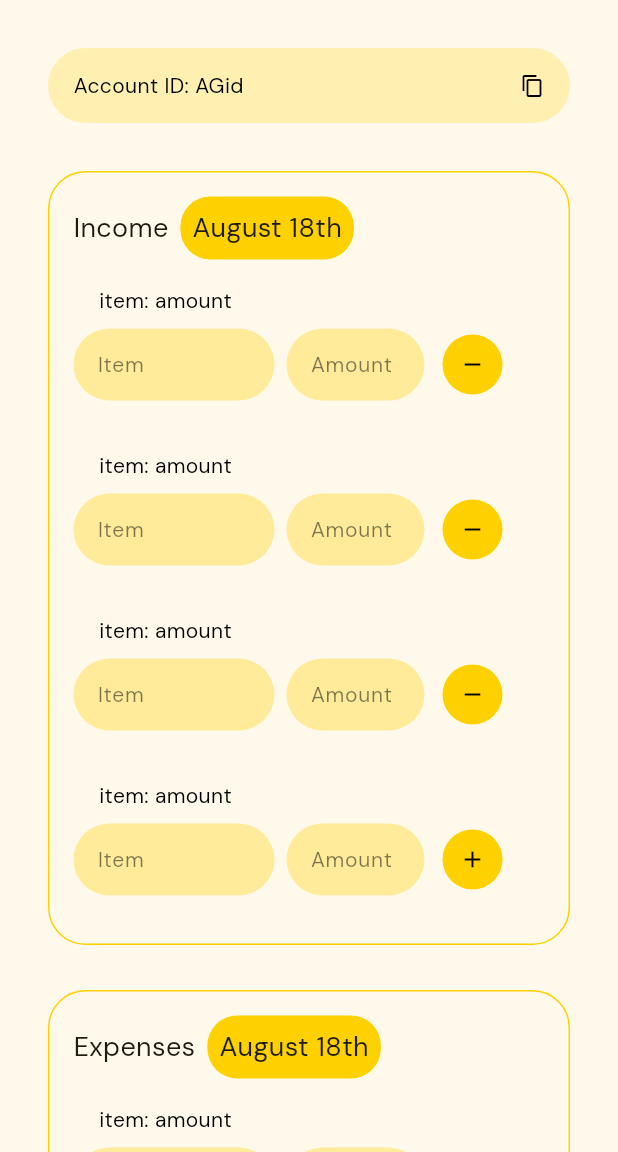
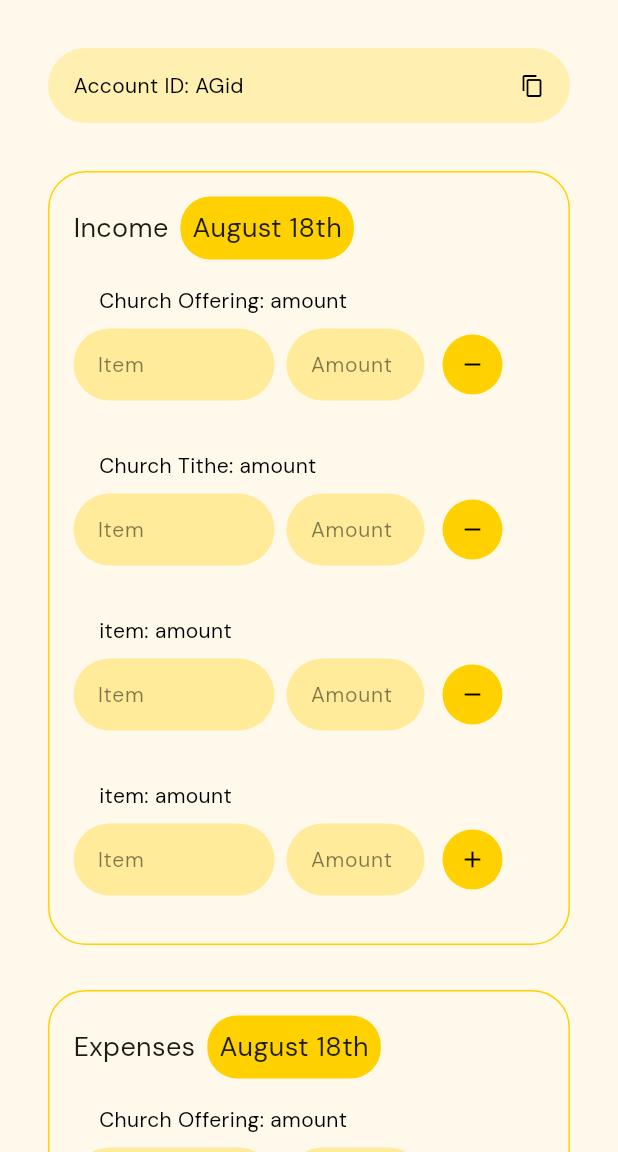
Before and after one commit to semadr/churchly, a Flutter app: the screen it shows after launch, on a phone screen of 412 x 824 dp, the part 84-1236 px from its top. Run offline on Flutter 3.47's test engine with Material 3 defaults, Android fonts, the phone set to English and light mode, and no system bars; our stand-ins replace equatable, flutter_bloc.

Commit message:
"update providers"

```diff
--- a/lib/src/churchly/presentation/bloc/d_manage_item.dart
+++ b/lib/src/churchly/presentation/bloc/d_manage_item.dart
@@ -4,8 +4,8 @@ import 'package:flutter_bloc/flutter_bloc.dart';
 class ChurchFinanceItem extends Cubit<List<Map<String, String>>> {
   ChurchFinanceItem()
       : super([
-          {'item': 'item', 'amount': 'amount'},
-          {'item': 'item', 'amount': 'amount'},
+          {'item': 'Church Offering', 'amount': 'amount'},
+          {'item': 'Church Tithe', 'amount': 'amount'},
           {'item': 'item', 'amount': 'amount'},
           {'item': 'item', 'amount': 'amount'},
         ]);
--- a/lib/src/churchly/presentation/providers/p_manage_item.dart
+++ b/lib/src/churchly/presentation/providers/p_manage_item.dart
@@ -6,7 +6,7 @@ class ChurchFinanceItemProvider extends ChangeNotifier {
   // Map<String, String> financeData;
 
   final List<Map<String, String>> _incomeFinanceView = [
-    {'item': 'item', 'amount': 'amount'},
+    {'item': 'Offering', 'amount': 'amount'},
     {'item': 'item', 'amount': 'amount'},
     {'item': 'item', 'amount': 'amount'},
     {'item': 'item', 'amount': 'amount'},
--- a/lib/src/churchly/presentation/widgets/d_account_row.dart
+++ b/lib/src/churchly/presentation/widgets/d_account_row.dart
@@ -47,6 +47,7 @@ class DAccountRow extends StatelessWidget {
               rPad: 0.0,
               fKey: 'pageItem',
               index: index,
+              dCart: category,
             ),
             DFinanceFormField(
               labelHint: 'Amount',
@@ -56,11 +57,13 @@ class DAccountRow extends StatelessWidget {
               rPad: 0.0,
               fKey: 'pageAmount',
               index: index,
+              dCart: category,
             ),
             DAddIconButton(
               dIcon: dIcon,
               isKey: 'save',
               index: index,
+              dCart: category,
             ),
           ],
         ),
--- a/lib/src/churchly/presentation/widgets/d_finance_field.dart
+++ b/lib/src/churchly/presentation/widgets/d_finance_field.dart
@@ -1,5 +1,5 @@
 import 'package:churchly/src/churchly/presentation/bloc/church_finance/church_finance_bloc.dart';
-import 'package:churchly/src/churchly/presentation/bloc/d_manage_item.dart';
+import 'package:churchly/src/churchly/presentation/providers/p_manage_item.dart';
 import 'package:churchly/src/core/constants/dcolors.dart';
 import 'package:churchly/src/core/constants/dfonts.dart';
 import 'package:churchly/src/core/usecases/d_finance_field_event.dart';
@@ -14,6 +14,7 @@ class DFinanceFormField extends StatelessWidget {
   final double rPad;
   final String fKey;
   final int index;
+  final String dCart;
 
   const DFinanceFormField({
     super.key,
@@ -24,6 +25,7 @@ class DFinanceFormField extends StatelessWidget {
     required this.rPad,
     required this.fKey,
     required this.index,
+    required this.dCart,
   });
 
   @override
@@ -48,7 +50,9 @@ class DFinanceFormField extends StatelessWidget {
             if (fKey == 'pageItem' || fKey == 'pageAmount') {
               if (fKey == 'pageItem') {
               } else {
-                context.read<ChurchFinanceItem>().updateAmount(index, dInput);
+                context
+                    .read<ChurchFinanceItemProvider>()
+                    .updateItem(index, dInput, dCart);
               }
             }
           },
--- a/lib/src/churchly/presentation/widgets/d_icon_button.dart
+++ b/lib/src/churchly/presentation/widgets/d_icon_button.dart
@@ -9,12 +9,14 @@ class DAddIconButton extends StatelessWidget {
   final IconData? dIcon;
   final String isKey;
   final int index;
+  final String dCart;
 
   const DAddIconButton({
     super.key,
     required this.dIcon,
     required this.isKey,
     required this.index,
+    required this.dCart,
   });
 
   @override
@@ -27,7 +29,7 @@ class DAddIconButton extends StatelessWidget {
       child: IconButton(
         onPressed: () {
           if (dIcon == Icons.add) {
-            ShowFinanceDialog().showFinanceDialog(context, 'Insert New Item');
+            ShowFinanceDialog().showFinanceDialog(context, 'Insert New Item', dCart);
           } else {
             context.read<ChurchFinanceItem>().removeFinanceItem(index);
           }
--- a/lib/src/core/usecases/d_finance_dialog.dart
+++ b/lib/src/core/usecases/d_finance_dialog.dart
@@ -2,11 +2,12 @@ import 'package:churchly/src/churchly/presentation/widgets/d_finance_dialog.dart
 import 'package:flutter/material.dart';
 
 class ShowFinanceDialog {
-  void showFinanceDialog(BuildContext context, String financeTitle) {
+  void showFinanceDialog(
+      BuildContext context, String financeTitle, String dCart) {
     showDialog(
       context: context,
       builder: (BuildContext context) {
-        return const DFinanceDialog();
+        return DFinanceDialog(dCart: dCart);
       },
     );
   }
```
Also changed, not shown: lib/src/churchly/presentation/widgets/d_finance_dialog.dart (+8 -2 lines).
